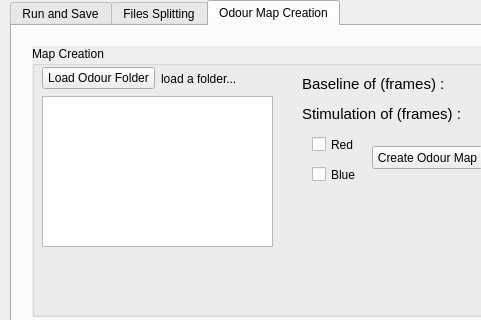
Old version of the form isoi_window_V2.ui in the repository JohnstonLab/OMMI; both pictures show x 0 to 481 and y 0 to 320 of the 825 by 573 pixel window.
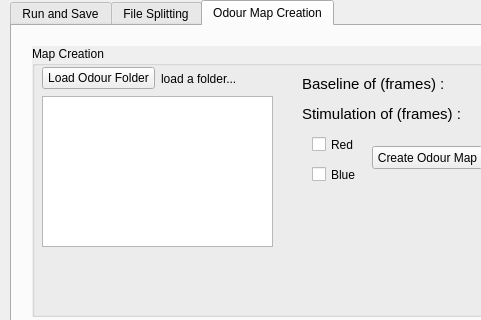
New version of the form. The open tabs and pages were chosen to show the change.

```diff
--- a/isoi_window_V2.ui
+++ b/isoi_window_V2.ui
@@ -673,7 +673,7 @@
     </widget>
     <widget class="QWidget" name="tab_2">
      <attribute name="title">
-      <string>Files Splitting</string>
+      <string>File Splitting</string>
      </attribute>
      <widget class="QGroupBox" name="groupBox_3">
       <property name="geometry">
```
Left out of the diff: 2 changed lines with no effect on the pictures.
